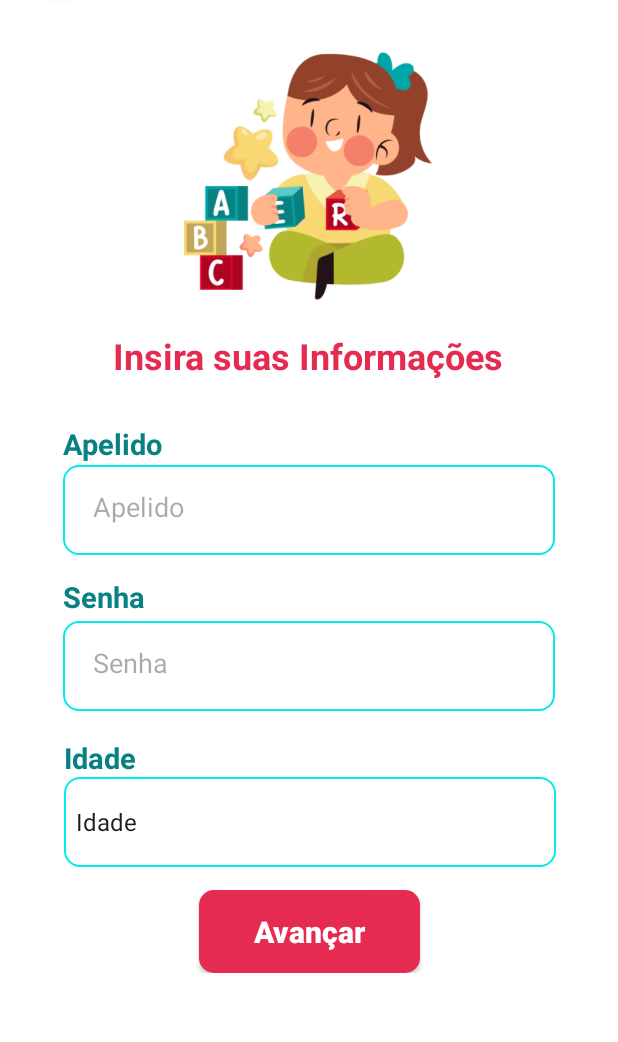
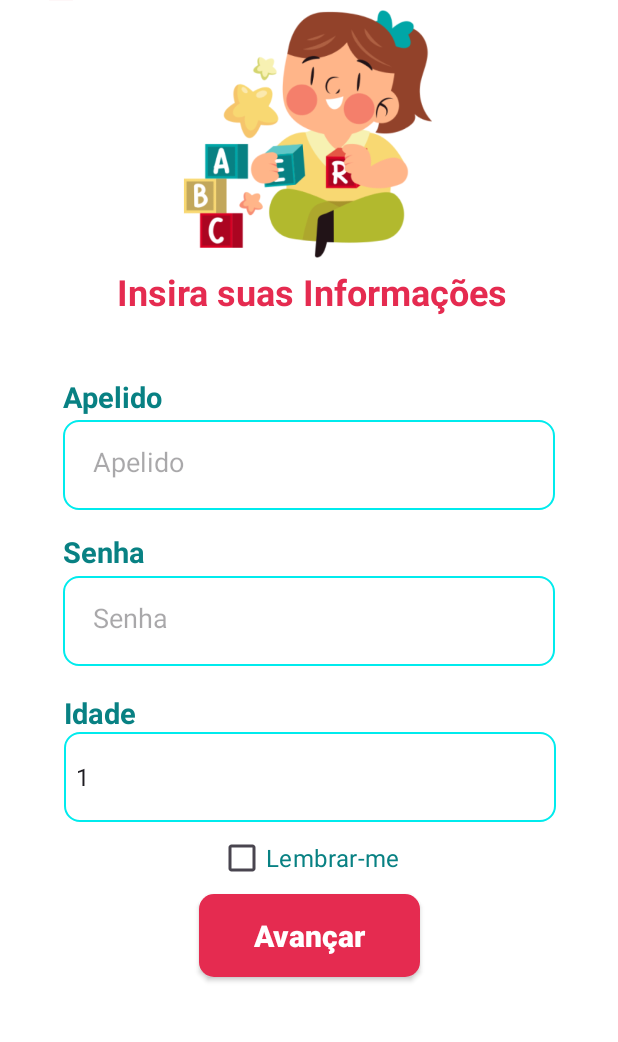
Before and after one commit to Eduardo-Camargo-Gomes/Game-Toons, an Android app: the screen it shows after launch (Tela_login), on a phone screen of 412 x 824 dp, the part 77-1119 px from its top. Run offline under Robolectric (Android 15) with nearby library versions, the phone set to English and light mode, and no system bars.

Commit message:
versao atualizada

```diff
--- a/app/src/main/AndroidManifest.xml
+++ b/app/src/main/AndroidManifest.xml
@@ -6,7 +6,7 @@
         android:allowBackup="true"
         android:dataExtractionRules="@xml/data_extraction_rules"
         android:fullBackupContent="@xml/backup_rules"
-        android:icon="@mipmap/ic_launcher"
+        android:icon="@drawable/img1"
         android:label="@string/app_name"
         android:roundIcon="@mipmap/ic_launcher_round"
         android:supportsRtl="true"
--- a/app/src/main/java/com/example/projeto_pdm/Card.java
+++ b/app/src/main/java/com/example/projeto_pdm/Card.java
@@ -12,15 +12,12 @@ public class Card {
     String descricaoJogo;
     int cordeFundo;
 
-
-
     public Card(int imagemJogo, String nomeJogo, String descricaoJogo, int cordeFundo) {
         this.imagemJogo = imagemJogo;
         this.nomeJogo = nomeJogo;
         this.descricaoJogo = descricaoJogo;
         this.cordeFundo = cordeFundo;
     }
-
 
     public int getCordeFundo() {
         return cordeFundo;
--- a/app/src/main/java/com/example/projeto_pdm/CardsAdapter.java
+++ b/app/src/main/java/com/example/projeto_pdm/CardsAdapter.java
@@ -26,14 +26,11 @@ public class CardsAdapter extends BaseAdapter {
     LayoutInflater inflater;
     CardListaBinding binding;
 
-
-
     public CardsAdapter(List<Card> listaCartao, Context context) {
         this.listaCartao = new ArrayList<>(listaCartao);
        this.listaCartaoCompleta = new ArrayList<>(listaCartao);
         this.context = context;
     }
-
 
     @Override
     public int getCount() {
@@ -49,7 +46,6 @@ public class CardsAdapter extends BaseAdapter {
     public long getItemId(int position) {
         return 0;
     }
-
 
     public void filter(String texto){
             listaCartao.clear();
--- a/app/src/main/java/com/example/projeto_pdm/Primeira_tela.java
+++ b/app/src/main/java/com/example/projeto_pdm/Primeira_tela.java
@@ -1,10 +1,8 @@
 package com.example.projeto_pdm;
 
 import android.os.Bundle;
-
 import android.content.Intent;
 import android.os.Handler;
-
 import androidx.activity.EdgeToEdge;
 import androidx.appcompat.app.AppCompatActivity;
 
--- a/app/src/main/java/com/example/projeto_pdm/SwiperListener.java
+++ b/app/src/main/java/com/example/projeto_pdm/SwiperListener.java
@@ -16,8 +16,6 @@ public class SwiperListener extends GestureDetector.SimpleOnGestureListener {
         int threshold = 100;
         int velocity_threshold = 100;
         View view;
-
-
 
             public SwiperListener(View view){
 
--- a/app/src/main/java/com/example/projeto_pdm/Tela_AnimalMatch.java
+++ b/app/src/main/java/com/example/projeto_pdm/Tela_AnimalMatch.java
@@ -8,7 +8,6 @@ import android.view.View;
 import android.widget.Button;
 import android.widget.TextView;
 import android.widget.Toast;
-
 import androidx.activity.EdgeToEdge;
 import androidx.annotation.NonNull;
 import androidx.annotation.Nullable;
@@ -24,8 +23,6 @@ public class Tela_AnimalMatch extends AppCompatActivity {
     protected void onCreate(Bundle savedInstanceState) {
         super.onCreate(savedInstanceState);
         setContentView(R.layout.activity_tela_animal_match);
-
-
 
         Button btnterminar = findViewById(R.id.button_terminar);
         CardView cardArara = findViewById(R.id.arara);
@@ -90,7 +87,6 @@ public class Tela_AnimalMatch extends AppCompatActivity {
             @Override
             public boolean onTouch(View v, MotionEvent event) {
                 return gestureDetector6.onTouchEvent(event);
-
             }
         });
 
@@ -99,10 +95,8 @@ public class Tela_AnimalMatch extends AppCompatActivity {
             public void onClick(View v) {
                 Intent intent = new Intent(Tela_AnimalMatch.this, Tela_Principal.class);
                        startActivity(intent);
-
                 Toast.makeText(Tela_AnimalMatch.this, "Parabéns,você concluiu o desafio!", Toast.LENGTH_SHORT).show();
             }// fim onclick
         });
-
     }// fim onCreate
 }// fim Classe
--- a/app/src/main/java/com/example/projeto_pdm/Tela_Principal.java
+++ b/app/src/main/java/com/example/projeto_pdm/Tela_Principal.java
@@ -6,7 +6,6 @@ import android.os.Bundle;
 import android.view.View;
 import android.widget.ImageButton;
 import android.widget.ImageView;
-
 import com.example.projeto_pdm.databinding.ActivityTelaPrincipalBinding;
 
 public class Tela_Principal extends AppCompatActivity {
@@ -55,7 +54,5 @@ public class Tela_Principal extends AppCompatActivity {
                 startActivity(intent);
             }
         });
-
-
     }// fim on Create
 }
--- a/app/src/main/java/com/example/projeto_pdm/Tela_login.java
+++ b/app/src/main/java/com/example/projeto_pdm/Tela_login.java
@@ -1,54 +1,59 @@
 package com.example.projeto_pdm;
 
 import android.content.Intent;
-import android.graphics.Color; // Adicione esta linha
-import androidx.appcompat.app.AppCompatActivity;
+import android.graphics.Color;
 import android.os.Bundle;
 import android.view.View;
 import android.widget.AdapterView;
 import android.widget.ArrayAdapter;
 import android.widget.Button;
+import android.widget.CheckBox;
 import android.widget.EditText;
 import android.widget.Spinner;
 import android.widget.Toast;
-
-import com.example.projeto_pdm.databinding.ActivityTelaLoginBinding;
+import androidx.appcompat.app.AppCompatActivity;
+import androidx.appcompat.widget.AppCompatButton;
 
 public class Tela_login extends AppCompatActivity {
 
     private EditText etApelido, etSenha;
     private Spinner spinnerIdade;
-    private Button button;
+    private CheckBox checkBox;
     private final String senhaCorreta = "12345"; // Definição da senha correta
-
 
     @Override
     protected void onCreate(Bundle savedInstanceState) {
         super.onCreate(savedInstanceState);
         setContentView(R.layout.activity_tela_login);
 
+        // Inicializa os componentes da interface
         etApelido = findViewById(R.id.edit_apelido);
         etSenha = findViewById(R.id.edit_senha);
         spinnerIdade = findViewById(R.id.spinner_idade);
-        button = findViewById(R.id.button);
+        checkBox = findViewById(R.id.checkBox);
+        AppCompatButton button = findViewById(R.id.button);
 
         // Definir a cor do texto dos EditText como preto
         etApelido.setTextColor(Color.BLACK);
         etSenha.setTextColor(Color.BLACK);
 
-        String[] idades = new String[101];
-        idades[0] = "Idade";
-        for (int i = 1; i <= 100; i++) {
-            idades[i] = String.valueOf(i);
-        }
-
-        ArrayAdapter<String> adapter = new ArrayAdapter<>(this, android.R.layout.simple_spinner_item, idades);
+        // Configura o Spinner
+        ArrayAdapter<CharSequence> adapter = ArrayAdapter.createFromResource(this,
+                R.array.idade_array, android.R.layout.simple_spinner_item);
         adapter.setDropDownViewResource(android.R.layout.simple_spinner_dropdown_item);
         spinnerIdade.setAdapter(adapter);
 
-        button.setOnClickListener(new View.OnClickListener() {
-            @Override
-            public void onClick(View v) {
+        // Configura o OnCheckedChangeListener para o CheckBox
+        checkBox.setOnCheckedChangeListener((buttonView, isChecked) -> {
+            if (isChecked) {
+                Toast.makeText(Tela_login.this, "CheckBox marcado", Toast.LENGTH_SHORT).show();
+            } else {
+                Toast.makeText(Tela_login.this, "CheckBox desmarcado", Toast.LENGTH_SHORT).show();
+            }
+        });
+
+        // Configura o botão de avançar
+        button.setOnClickListener(v -> {
             String apelido = etApelido.getText().toString();
             String senha = etSenha.getText().toString();
             String idade = spinnerIdade.getSelectedItem().toString();
@@ -60,45 +65,36 @@ public class Tela_login extends AppCompatActivity {
             } else {
                 Intent intent = new Intent(Tela_login.this, Tela_Principal.class);
                 startActivity(intent);
-                }// fim else
-            }// fim onClick
-        });// fim listener utton
+            }
+        });
 
-        etApelido.setOnFocusChangeListener(new View.OnFocusChangeListener() {
-            @Override
-            public void onFocusChange(View v, boolean hasFocus) {
-                if(hasFocus){
-                    Toast.makeText(getApplicationContext(),"Apelido está usando o onFocus!", Toast.LENGTH_SHORT).show();
-                }// fim if
-            }// fim onFocs
-        });// fim anonma
+        // Configura o OnFocusChangeListener para o EditText apelido
+        etApelido.setOnFocusChangeListener((v, hasFocus) -> {
+            if (hasFocus) {
+                Toast.makeText(getApplicationContext(), "Apelido está usando o onFocus!", Toast.LENGTH_SHORT).show();
+            }
+        });
 
-        etSenha.setOnFocusChangeListener(new View.OnFocusChangeListener() {
-            @Override
-            public void onFocusChange(View v, boolean hasFocus) {
-                if(hasFocus) {
-                }// fim if
+        // Configura o OnFocusChangeListener para o EditText senha
+        etSenha.setOnFocusChangeListener((v, hasFocus) -> {
+            if (hasFocus) {
                 Toast.makeText(getApplicationContext(), "Senha está usando o OnFocus!", Toast.LENGTH_LONG).show();
+            }
+        });
 
-            }// fim onFocus
-        });// fim anonimo
-
-
-
+        // Configura o OnItemSelectedListener para o Spinner idade
         spinnerIdade.setOnItemSelectedListener(new AdapterView.OnItemSelectedListener() {
             @Override
             public void onItemSelected(AdapterView<?> parent, View view, int position, long id) {
-                Toast.makeText(getApplicationContext(),"Idade selecionada!", Toast.LENGTH_SHORT).show();
+                if (position != 0) { // Ignora o item de "Idade" como um item selecionado
+                    Toast.makeText(getApplicationContext(), "Idade selecionada!", Toast.LENGTH_SHORT).show();
+                }
             }
 
             @Override
             public void onNothingSelected(AdapterView<?> parent) {
-
+                // Não faz nada quando nenhum item é selecionado
             }
         });
-
-
-
-
-    }// fim OnCreate
-}// fim classe
+    }
+}
--- a/app/src/main/res/layout/activity_tela_login.xml
+++ b/app/src/main/res/layout/activity_tela_login.xml
@@ -24,7 +24,6 @@
             app:layout_constraintTop_toTopOf="parent"
             app:layout_constraintVertical_bias="0.3" />
 
-
         <TextView
             android:id="@+id/texgametooons"
             android:layout_width="wrap_content"
@@ -50,22 +49,18 @@
             app:layout_constraintEnd_toEndOf="parent"
             app:layout_constraintHorizontal_bias="0.955"
             app:layout_constraintStart_toStartOf="parent"
-            app:layout_constraintTop_toTopOf="parent"
-            />
-
+            app:layout_constraintTop_toTopOf="parent" />
 
         <ImageView
             android:id="@+id/abc"
             android:layout_width="172dp"
             android:layout_height="177dp"
+            android:layout_marginTop="52dp"
             android:src="@drawable/img6"
-        app:layout_constraintTop_toTopOf="parent"
-        android:layout_marginTop="80dp"
             app:layout_constraintEnd_toEndOf="parent"
             app:layout_constraintHorizontal_bias="0.497"
             app:layout_constraintStart_toStartOf="parent"
-        app:layout_constraintVertical_bias="0.081" />
-
+            app:layout_constraintTop_toTopOf="parent" />
 
         <TextView
             android:id="@+id/textselecione"
@@ -77,10 +72,10 @@
             android:textStyle="bold"
             app:layout_constraintBottom_toBottomOf="parent"
             app:layout_constraintEnd_toEndOf="parent"
-        app:layout_constraintHorizontal_bias="0.496"
+            app:layout_constraintHorizontal_bias="0.516"
             app:layout_constraintStart_toStartOf="parent"
             app:layout_constraintTop_toBottomOf="@+id/abc"
-        app:layout_constraintVertical_bias="0.035" />
+            app:layout_constraintVertical_bias="0.0" />
 
         <TextView
             android:id="@+id/textapelido"
@@ -114,7 +109,6 @@
             app:layout_constraintStart_toStartOf="parent"
             app:layout_constraintTop_toBottomOf="@+id/textselecione"
             app:layout_constraintVertical_bias="0.058" />
-
 
         <TextView
             android:id="@+id/textsenha"
@@ -185,6 +179,18 @@
             app:layout_constraintTop_toBottomOf="@+id/spinner_idade"
             app:layout_constraintVertical_bias="0.166" />
 
+        <CheckBox
+            android:id="@+id/checkBox"
+            android:layout_width="wrap_content"
+            android:layout_height="wrap_content"
+            android:text="Lembrar-me"
+            android:textColor="@color/azul_escuro"
+            android:textSize="16sp"
+            app:layout_constraintBottom_toTopOf="@+id/button"
+            app:layout_constraintEnd_toEndOf="parent"
+            app:layout_constraintStart_toStartOf="parent"
+            app:layout_constraintTop_toBottomOf="@+id/spinner_idade"
+            app:layout_constraintVertical_bias="0.5" />
+
     </androidx.constraintlayout.widget.ConstraintLayout>
-
 </ScrollView>
--- a/app/src/main/res/layout/activity_tela_tracejado_magico.xml
+++ b/app/src/main/res/layout/activity_tela_tracejado_magico.xml
@@ -7,8 +7,6 @@
     android:layout_height="match_parent"
     android:background="@color/vermelho"
     tools:context=".Tela_TracejadoMagico">
-
-
 
     <View
         android:id="@+id/container"
@@ -21,7 +19,6 @@
         app:layout_constraintStart_toStartOf="parent"
         app:layout_constraintTop_toTopOf="@id/container"
         tools:ignore="ExtraText" />
-
 
     <ImageView
         android:id="@+id/Logo2"
@@ -169,7 +166,6 @@
         app:layout_constraintStart_toStartOf="@+id/magico"
         app:layout_constraintTop_toBottomOf="@+id/colorButton1" />
 
-
     <androidx.appcompat.widget.AppCompatButton
         android:id="@+id/button"
         style="@style/Button"
--- a/app/src/main/res/layout/card_lista.xml
+++ b/app/src/main/res/layout/card_lista.xml
@@ -37,9 +37,7 @@
             app:layout_constraintTop_toTopOf="parent"
             app:layout_constraintVertical_bias="0.117"
             android:layout_marginTop="20dp"
-            android:layout_marginStart="20dp"
-            />
-
+            android:layout_marginStart="20dp" />
 
         <TextView
             android:id="@+id/descricao_jogo_lista"
@@ -54,7 +52,6 @@
             android:layout_marginTop="20dp"
             app:layout_constraintVertical_bias="0.843" />
 
-
     </androidx.constraintlayout.widget.ConstraintLayout>
 
 </androidx.cardview.widget.CardView>
--- a/app/src/main/res/values/strings.xml
+++ b/app/src/main/res/values/strings.xml
@@ -9,4 +9,26 @@
         <item>Gatinho</item>
         <item>Cachorrinho</item>
     </string-array>
+
+    <!-- idades -->
+    <string-array name="idade_array">
+        <item>1</item>
+        <item>2</item>
+        <item>3</item>
+        <item>4</item>
+        <item>5</item>
+        <item>6</item>
+        <item>7</item>
+        <item>8</item>
+        <item>9</item>
+        <item>10</item>
+        <item>11</item>
+        <item>12</item>
+        <item>13</item>
+        <item>14</item>
+        <item>15</item>
+        <item>16</item>
+        <item>17</item>
+        <item>18</item>
+    </string-array>
 </resources>
```
Also changed, not shown: app/src/main/java/com/example/projeto_pdm/PesquisaActivity.java (+0 -9 lines), app/src/main/java/com/example/projeto_pdm/Tela_DesafioTraco.java (+2 -5 lines), app/src/main/java/com/example/projeto_pdm/Tela_TracejadoMagico.java (+24 -44 lines), app/src/main/res/layout/activity_pesquisa.xml (+4 -8 lines), app/src/main/res/layout/activity_tela_animal_match.xml (+6 -27 lines), app/src/main/res/layout/activity_tela_principal.xml (+1 -11 lines). Lines whose indentation alone changed are shown as unchanged.
